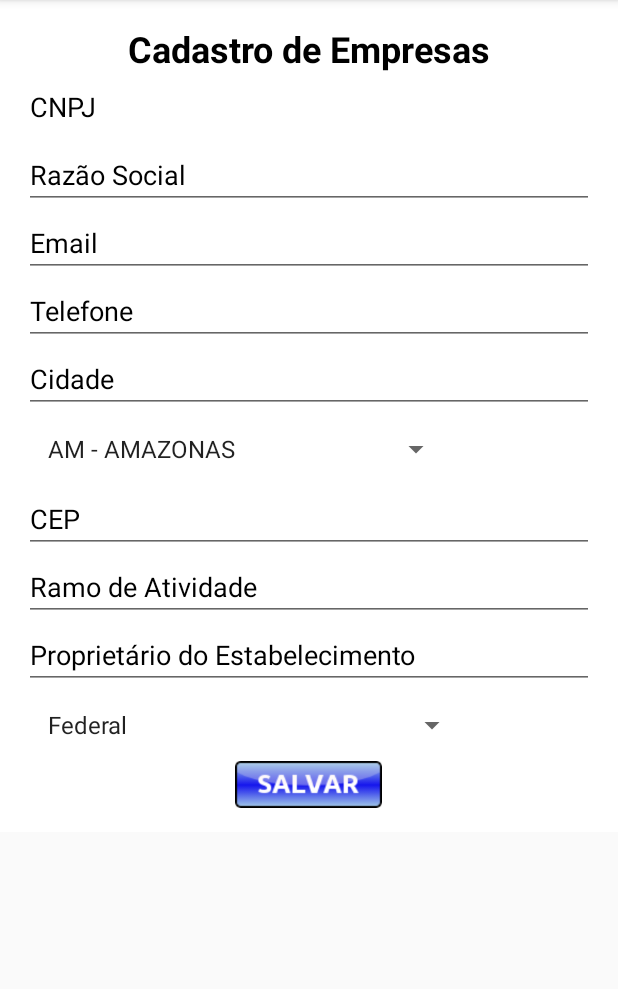
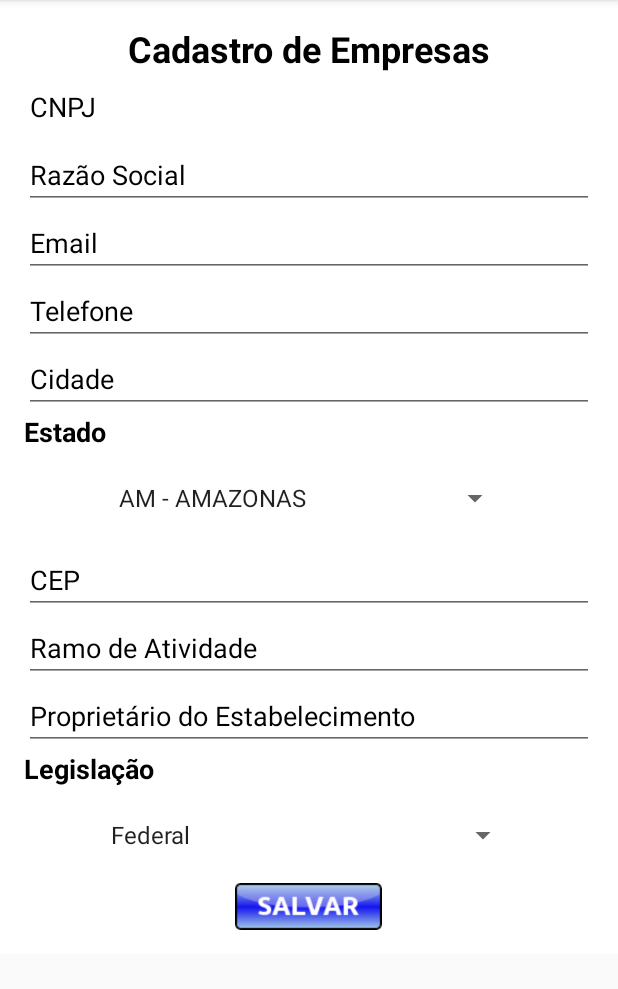
Before and after one commit to tccadmms/tcc, an Android app: the CadastroActivity screen opened directly, with no data from a screen before it, on a phone screen of 412 x 824 dp, the part 84-1073 px from its top. Run offline under Robolectric (Android 15) with nearby library versions, the phone set to English and light mode, and no system bars.

Commit message:
Alteração de Spinners(Drop Downs).

```diff
--- a/app/src/main/java/com/admms/tcc/oasis/CadastroActivity.java
+++ b/app/src/main/java/com/admms/tcc/oasis/CadastroActivity.java
@@ -13,18 +13,17 @@ import android.widget.Toast;
 
 public class CadastroActivity extends AppCompatActivity {
 
-    Spinner estados;
-    Spinner legislacoes;
+
 
     @Override
     protected void onCreate(Bundle savedInstanceState) {
         super.onCreate(savedInstanceState);
         setContentView(R.layout.activity_cadastro);
 
-        estados = (Spinner)findViewById(R.id.cadastro_estados);
-        legislacoes = (Spinner)findViewById(R.id.cadastro_legislacao);
-        ArrayAdapter adapterEstados = ArrayAdapter.createFromResource(CadastroActivity.this,R.array.estado_array, android.R.layout.simple_list_item_1);
-        ArrayAdapter adapterLegislacoes = ArrayAdapter.createFromResource(CadastroActivity.this,R.array.legislacao_array,android.R.layout.simple_list_item_1);
+        Spinner estados = (Spinner)findViewById(R.id.cadastro_estados);
+        Spinner legislacoes = (Spinner)findViewById(R.id.cadastro_legislacao);
+        ArrayAdapter adapterEstados = ArrayAdapter.createFromResource(CadastroActivity.this,R.array.estado_array, android.R.layout.simple_selectable_list_item);
+        ArrayAdapter adapterLegislacoes = ArrayAdapter.createFromResource(CadastroActivity.this,R.array.legislacao_array,android.R.layout.simple_selectable_list_item);
         estados.setAdapter(adapterEstados);
         legislacoes.setAdapter(adapterLegislacoes);
 
--- a/app/src/main/res/layout/activity_cadastro.xml
+++ b/app/src/main/res/layout/activity_cadastro.xml
@@ -61,11 +61,22 @@
             android:textColorHint="#000000"
             android:id="@+id/cadastro_cidade"/>
 
+        <TextView
+            android:layout_width="wrap_content"
+            android:layout_height="wrap_content"
+            android:textAppearance="?android:attr/textAppearanceMedium"
+            android:text="Estado"
+            android:id="@+id/textView2"
+            android:textStyle="bold"
+            android:textColor="#000000"/>
+
         <Spinner
             android:layout_width="wrap_content"
             android:layout_height="wrap_content"
             android:id="@+id/cadastro_estados"
-            android:spinnerMode="dropdown"/>
+            android:spinnerMode="dialog"
+            android:prompt="@string/title_spinner_estado"
+            android:layout_gravity="center_horizontal" />
 
         <EditText
             android:layout_width="match_parent"
@@ -90,11 +101,22 @@
             android:textColorHint="#000000"
             android:id="@+id/cadastro_proprietarioDoEstabelecimento"/>
 
+        <TextView
+            android:layout_width="wrap_content"
+            android:layout_height="wrap_content"
+            android:textAppearance="?android:attr/textAppearanceMedium"
+            android:text="Legislação"
+            android:id="@+id/textView3"
+            android:textStyle="bold"
+            android:textColor="#000000"/>
+
         <Spinner
             android:layout_width="wrap_content"
             android:layout_height="wrap_content"
             android:id="@+id/cadastro_legislacao"
-            android:spinnerMode="dropdown"/>
+            android:spinnerMode="dialog"
+            android:prompt="@string/title_spinner_legislacao"
+            android:layout_gravity="center_horizontal"/>
 
         <ImageButton
             android:id="@+id/cadastro_btnSalvar"
--- a/app/src/main/res/values/strings.xml
+++ b/app/src/main/res/values/strings.xml
@@ -2,6 +2,8 @@
     <string name="app_name">Oasis</string>
     <string name="title_activity_cadastro">Cadastro</string>
     <string name="title_activity_principal">PrincipalActivity</string>
+    <string name="title_spinner_estado">Estado</string>
+    <string name="title_spinner_legislacao">Legislação</string>
     <string-array name="estado_array">
         <item>AM - AMAZONAS</item>
         <item>BA - BAHIA</item>
@@ -29,7 +31,7 @@
         <item>TO - TOCANTINS</item>
     </string-array>
 
-    <string-array name="legislacao_array" title="Legislação">
+    <string-array name="legislacao_array">
         <item>Federal</item>
         <item>Estadual de São Paulo</item>
         <item>Municipal de São Paulo</item>
```
